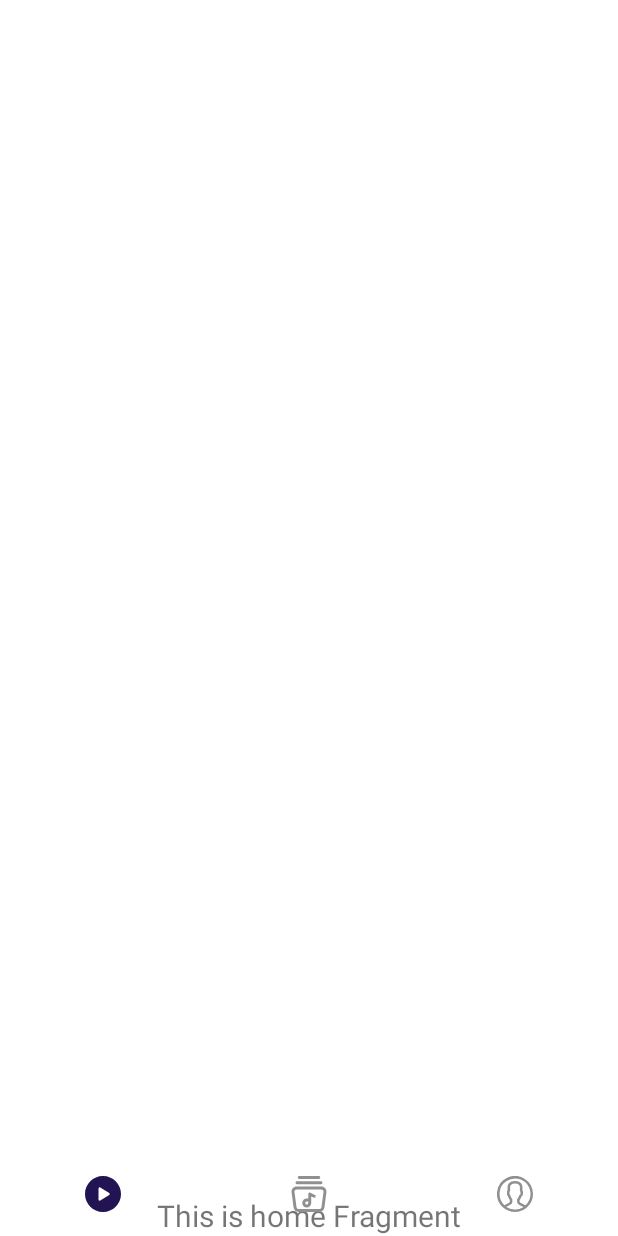
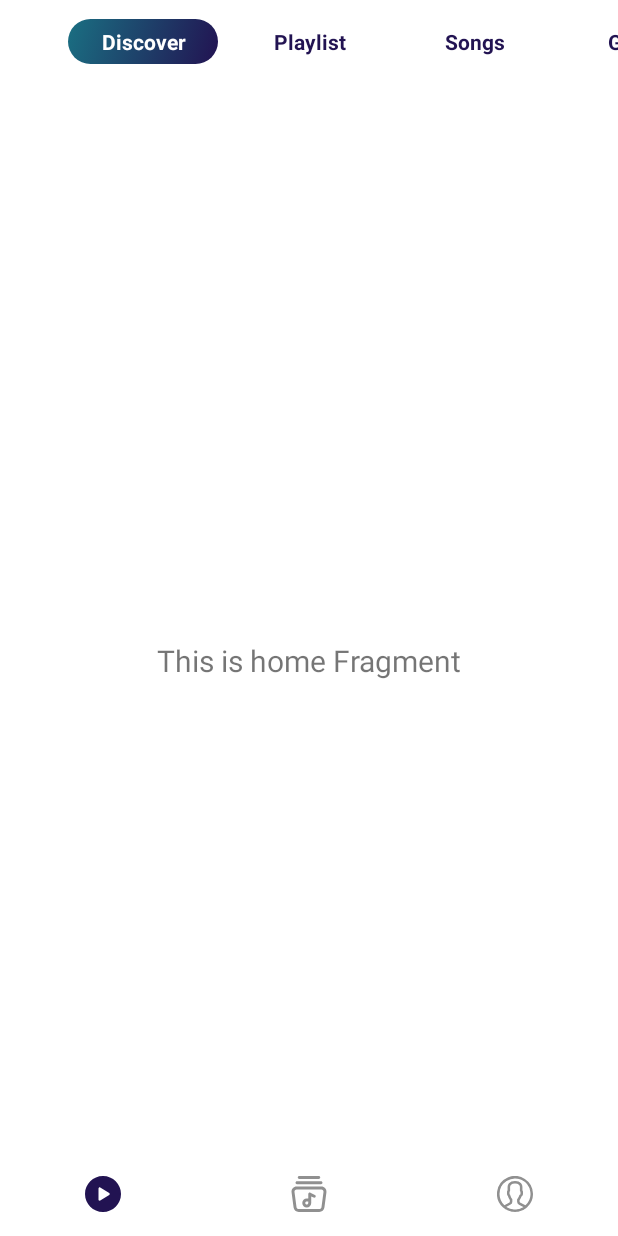
Before and after one commit to huyhieu127/Music-Life, an Android app: the screen it shows after launch (MainActivity), on a phone screen of 412 x 824 dp. Run offline under Robolectric (Android 15) with nearby library versions, the phone set to English and light mode, and no system bars; our stand-ins replace navigation-ui.

Commit message:
Action in tab library

```diff
--- /dev/null
+++ b/app/src/main/java/com/kotlin/musiclife/adapters/TabLibraryAdapter.kt
@@ -0,0 +1,71 @@
+package com.kotlin.musiclife.adapters
+
+import android.content.Context
+import android.view.LayoutInflater
+import android.view.View
+import android.view.ViewGroup
+import android.widget.FrameLayout
+import android.widget.TextView
+import androidx.fragment.app.FragmentActivity
+import androidx.recyclerview.widget.RecyclerView
+import com.kotlin.musiclife.R
+import com.kotlin.musiclife.models.TabLibraryClass
+
+class TabLibraryAdapter(var context: Context, var listTabs: ArrayList<TabLibraryClass>) :
+    RecyclerView.Adapter<TabLibraryAdapter.ViewHolder>() {
+
+    lateinit var listener: OnClickItemListener
+
+    fun setOnClickItemListener(listener: OnClickItemListener) {
+        this.listener = listener
+    }
+
+    class ViewHolder(itemView: View) : RecyclerView.ViewHolder(itemView) {
+        var tvTitle: TextView = itemView.findViewById(R.id.tvTitleTab)
+        var fltab: FrameLayout = itemView.findViewById(R.id.flTab)
+    }
+
+    override fun onCreateViewHolder(parent: ViewGroup, viewType: Int): ViewHolder {
+        return ViewHolder(
+            LayoutInflater.from(parent.context).inflate(
+                R.layout.item_tab_library,
+                parent,
+                false
+            )
+        )
+    }
+
+    override fun getItemCount(): Int {
+        return listTabs.size
+    }
+
+    override fun onBindViewHolder(holder: ViewHolder, position: Int) {
+        holder.tvTitle.text = listTabs[position].title
+        if (listTabs[position].isChecked) {
+            holder.tvTitle.setTextColor(context.getColor(R.color.colorWhite))
+            holder.tvTitle.background = context.getDrawable(R.drawable.bg_gradient)
+        } else {
+            holder.tvTitle.setTextColor(context.getColor(R.color.colorStartGradient))
+            holder.tvTitle.setBackgroundColor(0)
+            holder.tvTitle.setOnClickListener {
+                for (i in 0 until itemCount) {
+                    if (listTabs[i].isChecked) {
+                        listTabs[i].isChecked = false
+                    }
+                }
+                listTabs[position].isChecked = true
+                listener.onClick(position)
+                notifyDataSetChanged()
+            }
+        }
+        if (position == 0) {
+            holder.fltab.setPadding(60, 0, 0, 0)
+        }
+        if (position == itemCount - 1) {
+            holder.fltab.setPadding(0, 0, 60, 0)
+        }
+    }
+    interface OnClickItemListener{
+        fun onClick(position: Int)
+    }
+}
--- a/app/src/main/java/com/kotlin/musiclife/base/BaseFragment.kt
+++ b/app/src/main/java/com/kotlin/musiclife/base/BaseFragment.kt
@@ -12,7 +12,7 @@ import com.kotlin.musiclife.utils.extensions.*
 abstract class BaseFragment : Fragment() {
     protected lateinit var mActivity: BaseActivity
     protected abstract fun getLayoutID(): Int
-    protected abstract fun addControl()
+    protected abstract fun addControl(view: View)
     protected abstract fun addEvent()
 
     override fun onCreateView(
@@ -25,7 +25,7 @@ abstract class BaseFragment : Fragment() {
         if (getLayoutID() > 0) {
             view = inflater.inflate(getLayoutID(), container, false)
             handleBackDevice(view)
-            addControl()
+            addControl(view)
         } else {
             mActivity.showToastLong(getString(R.string.not_found_fragment))
         }
--- /dev/null
+++ b/app/src/main/java/com/kotlin/musiclife/fragments/LibraryFragment.kt
@@ -0,0 +1,82 @@
+package com.kotlin.musiclife.fragments
+
+import android.view.View
+import androidx.lifecycle.Observer
+import androidx.lifecycle.ViewModelProviders
+import androidx.recyclerview.widget.LinearLayoutManager
+import androidx.recyclerview.widget.RecyclerView
+import com.kotlin.musiclife.R
+import com.kotlin.musiclife.adapters.TabLibraryAdapter
+import com.kotlin.musiclife.adapters.TabLibraryAdapter.OnClickItemListener
+import com.kotlin.musiclife.base.BaseFragment
+import com.kotlin.musiclife.models.TabLibraryClass
+import com.kotlin.musiclife.utils.commons.StartSnapHelper
+import com.kotlin.musiclife.utils.extensions.showToastShort
+import com.kotlin.musiclife.viewmodels.LibraryViewModel
+import kotlinx.android.synthetic.main.fragment_library.*
+
+
+class LibraryFragment : BaseFragment() {
+
+    private lateinit var libraryViewModel: LibraryViewModel
+    lateinit var list: ArrayList<TabLibraryClass>
+    lateinit var rcv: RecyclerView
+
+    override fun getLayoutID(): Int {
+        return R.layout.fragment_library
+    }
+
+    override fun addControl(view: View) {
+        initFragment(view)
+        handleViewModel()
+        initRecyclerView()
+    }
+
+    private fun initRecyclerView() {
+        rcv.layoutManager =
+            LinearLayoutManager(mActivity, LinearLayoutManager.HORIZONTAL, false)
+        rcv.setHasFixedSize(true)
+        val adapter = TabLibraryAdapter(mActivity, list)
+        rcv.adapter = adapter
+        adapter.setOnClickItemListener(object : OnClickItemListener {
+            override fun onClick(position: Int) {
+                if (position > 1) {
+                    rcv.smoothScrollToPosition(adapter.itemCount)
+                } else {
+                    rcv.smoothScrollToPosition(0)
+                }
+            }
+        })
+        StartSnapHelper().attachToRecyclerView(rcv)
+
+    }
+
+    private fun initFragment(view: View) {
+        rcv = view.findViewById(R.id.rcvTabLibrary) as RecyclerView
+        list = ArrayList()
+        libraryViewModel = ViewModelProviders.of(this).get(LibraryViewModel::class.java)
+
+    }
+
+    private fun handleViewModel() {
+        libraryViewModel.getListTab().observe(this, Observer<ArrayList<TabLibraryClass>> {
+            list = it
+            rcv.adapter!!.notifyDataSetChanged()
+        });
+        libraryViewModel.text.observe(this, Observer {
+            text_home.text = it
+        })
+    }
+
+    override fun addEvent() {
+        list.add(TabLibraryClass("Discover", true))
+        list.add(TabLibraryClass("Playlist", false))
+        list.add(TabLibraryClass("Songs", false))
+        list.add(TabLibraryClass("Genres", false))
+        libraryViewModel.addListTab(list)
+    }
+
+    override fun onBackFragment() {
+        mActivity.showToastShort(getString(R.string.text_exit_app))
+    }
+}
--- a/app/src/main/java/com/kotlin/musiclife/fragments/SubscriptionsFragment.kt
+++ /dev/null
@@ -1,31 +0,0 @@
-package com.kotlin.musiclife.fragments
-
-import androidx.lifecycle.Observer
-import androidx.lifecycle.ViewModelProviders
-import com.kotlin.musiclife.R
-import com.kotlin.musiclife.base.BaseFragment
-import com.kotlin.musiclife.utils.extensions.showToastShort
-import com.kotlin.musiclife.viewmodels.SubscriptionsViewModel
-import kotlinx.android.synthetic.main.fragment_subscriptions.*
-
-class SubscriptionsFragment : BaseFragment() {
-
-    private lateinit var subscriptionsViewModel: SubscriptionsViewModel
-    override fun getLayoutID(): Int {
-        return R.layout.fragment_subscriptions
-    }
-
-    override fun addControl() {
-        subscriptionsViewModel = ViewModelProviders.of(this).get(SubscriptionsViewModel::class.java)
-        subscriptionsViewModel.text.observe(this, Observer {
-            text_home.text = it
-        })
-    }
-
-    override fun addEvent() {
-    }
-
-    override fun onBackFragment() {
-        mActivity.showToastShort(getString(R.string.text_exit_app))
-    }
-}
--- /dev/null
+++ b/app/src/main/java/com/kotlin/musiclife/models/TabLibraryClass.kt
@@ -0,0 +1,3 @@
+package com.kotlin.musiclife.models
+
+class TabLibraryClass(var title: String, var isChecked: Boolean)
--- /dev/null
+++ b/app/src/main/java/com/kotlin/musiclife/utils/commons/StartSnapHelper.kt
@@ -0,0 +1,95 @@
+package com.kotlin.musiclife.utils.commons
+
+import android.view.View
+import androidx.annotation.Nullable
+import androidx.recyclerview.widget.LinearLayoutManager
+import androidx.recyclerview.widget.LinearSnapHelper
+import androidx.recyclerview.widget.OrientationHelper
+import androidx.recyclerview.widget.RecyclerView
+
+
+class StartSnapHelper : LinearSnapHelper() {
+    private var mVerticalHelper: OrientationHelper? = null
+    private var mHorizontalHelper: OrientationHelper? = null
+    @Throws(IllegalStateException::class)
+    override fun attachToRecyclerView(@Nullable recyclerView: RecyclerView?) {
+        super.attachToRecyclerView(recyclerView)
+    }
+
+    override fun calculateDistanceToFinalSnap(
+        layoutManager: RecyclerView.LayoutManager,
+        targetView: View
+    ): IntArray {
+        val out = IntArray(2)
+        if (layoutManager.canScrollHorizontally()) {
+            out[0] = distanceToStart(targetView, getHorizontalHelper(layoutManager))
+        } else {
+            out[0] = 0
+        }
+        if (layoutManager.canScrollVertically()) {
+            out[1] = distanceToStart(targetView, getVerticalHelper(layoutManager))
+        } else {
+            out[1] = 0
+        }
+        return out
+    }
+
+    override fun findSnapView(layoutManager: RecyclerView.LayoutManager): View? {
+        return if (layoutManager is LinearLayoutManager) {
+            if (layoutManager.canScrollHorizontally()) {
+                getStartView(layoutManager, getHorizontalHelper(layoutManager))
+            } else {
+                getStartView(layoutManager, getVerticalHelper(layoutManager))
+            }
+        } else super.findSnapView(layoutManager)
+    }
+
+    private fun distanceToStart(targetView: View, helper: OrientationHelper?): Int {
+        return helper!!.getDecoratedStart(targetView) - helper.startAfterPadding
+    }
+
+    private fun getStartView(
+        layoutManager: RecyclerView.LayoutManager,
+        helper: OrientationHelper?
+    ): View? {
+        if (layoutManager is LinearLayoutManager) {
+            val firstChild =
+                layoutManager.findFirstVisibleItemPosition()
+            val isLastItem = (layoutManager
+                .findLastCompletelyVisibleItemPosition()
+                    == layoutManager.getItemCount() - 1)
+            if (firstChild == RecyclerView.NO_POSITION || isLastItem) {
+                return null
+            }
+            val child: View? = layoutManager.findViewByPosition(firstChild)
+            return if (helper!!.getDecoratedEnd(child) >= helper.getDecoratedMeasurement(child) / 2
+                && helper.getDecoratedEnd(child) > 0
+            ) {
+                child
+            } else {
+                if (layoutManager.findLastCompletelyVisibleItemPosition()
+                    == layoutManager.getItemCount() - 1
+                ) {
+                    null
+                } else {
+                    layoutManager.findViewByPosition(firstChild + 1)
+                }
+            }
+        }
+        return super.findSnapView(layoutManager)
+    }
+
+    private fun getVerticalHelper(layoutManager: RecyclerView.LayoutManager): OrientationHelper? {
+        if (mVerticalHelper == null) {
+            mVerticalHelper = OrientationHelper.createVerticalHelper(layoutManager)
+        }
+        return mVerticalHelper
+    }
+
+    private fun getHorizontalHelper(layoutManager: RecyclerView.LayoutManager): OrientationHelper? {
+        if (mHorizontalHelper == null) {
+            mHorizontalHelper = OrientationHelper.createHorizontalHelper(layoutManager)
+        }
+        return mHorizontalHelper
+    }
+}
--- /dev/null
+++ b/app/src/main/java/com/kotlin/musiclife/viewmodels/LibraryViewModel.kt
@@ -0,0 +1,24 @@
+package com.kotlin.musiclife.viewmodels
+
+import androidx.lifecycle.LiveData
+import androidx.lifecycle.MutableLiveData
+import androidx.lifecycle.ViewModel
+import com.kotlin.musiclife.models.TabLibraryClass
+
+class LibraryViewModel : ViewModel() {
+
+    private val _text = MutableLiveData<String>().apply {
+        value = "This is home Fragment"
+    }
+
+    val text: LiveData<String> = _text
+    val listTabs = MutableLiveData<ArrayList<TabLibraryClass>>()
+
+    fun addListTab(listInput: ArrayList<TabLibraryClass>) {
+        listTabs.value = listInput
+    }
+
+    fun getListTab(): LiveData<ArrayList<TabLibraryClass>> {
+        return listTabs
+    }
+}
--- a/app/src/main/java/com/kotlin/musiclife/viewmodels/SubscriptionsViewModel.kt
+++ /dev/null
@@ -1,13 +0,0 @@
-package com.kotlin.musiclife.viewmodels
-
-import androidx.lifecycle.LiveData
-import androidx.lifecycle.MutableLiveData
-import androidx.lifecycle.ViewModel
-
-class SubscriptionsViewModel : ViewModel() {
-
-    private val _text = MutableLiveData<String>().apply {
-        value = "This is home Fragment"
-    }
-    val text: LiveData<String> = _text
-}
--- a/app/src/main/res/drawable/bg_gradient.xml
+++ b/app/src/main/res/drawable/bg_gradient.xml
@@ -2,7 +2,7 @@
     <item>
         <shape>
             <gradient
-                android:angle="-45"
+                android:angle="135"
                 android:endColor="@color/colorEndGradient"
                 android:startColor="@color/colorStartGradient" />
         </shape>
--- a/app/src/main/res/layout/fragment_subscriptions.xml
+++ b/app/src/main/res/layout/fragment_library.xml
@@ -6,7 +6,7 @@
     android:background="@color/colorWhite">
 
     <androidx.recyclerview.widget.RecyclerView
-        android:id="@+id/rcvTabHome"
+        android:id="@+id/rcvTabLibrary"
         android:layout_width="match_parent"
         android:layout_height="wrap_content"
         app:layout_constraintEnd_toEndOf="parent"
@@ -25,5 +25,5 @@
         app:layout_constraintEnd_toEndOf="parent"
         app:layout_constraintHorizontal_bias="1.0"
         app:layout_constraintStart_toStartOf="parent"
-        app:layout_constraintTop_toBottomOf="@+id/recyclerView" />
+        app:layout_constraintTop_toBottomOf="@+id/rcvTabLibrary" />
 </androidx.constraintlayout.widget.ConstraintLayout>
--- /dev/null
+++ b/app/src/main/res/layout/item_tab_library.xml
@@ -0,0 +1,28 @@
+<?xml version="1.0" encoding="utf-8"?>
+<FrameLayout xmlns:android="http://schemas.android.com/apk/res/android"
+    xmlns:app="http://schemas.android.com/apk/res-auto"
+    android:id="@+id/flTab"
+    android:layout_width="wrap_content"
+    android:layout_height="?actionBarSize">
+
+    <androidx.cardview.widget.CardView
+        android:layout_width="wrap_content"
+        android:layout_height="wrap_content"
+        android:layout_gravity="center"
+        android:layout_marginStart="@dimen/size_5dp"
+        android:layout_marginEnd="@dimen/size_5dp"
+        android:orientation="vertical"
+        app:cardCornerRadius="@dimen/space_15dp"
+        app:cardElevation="0dp">
+
+        <TextView
+            android:textStyle="bold"
+            android:id="@+id/tvTitleTab"
+            android:layout_width="100dp"
+            android:layout_height="@dimen/size_30dp"
+            android:background="@drawable/bg_gradient"
+            android:gravity="center"
+            android:text="@string/textview"
+            android:textColor="@color/colorWhite" />
+    </androidx.cardview.widget.CardView>
+</FrameLayout>
--- a/app/src/main/res/navigation/mobile_navigation.xml
+++ b/app/src/main/res/navigation/mobile_navigation.xml
@@ -7,9 +7,9 @@
 
     <fragment
         android:id="@+id/navigation_home"
-        android:name="com.kotlin.musiclife.fragments.SubscriptionsFragment"
+        android:name="com.kotlin.musiclife.fragments.LibraryFragment"
         android:label="@string/title_home"
-        tools:layout="@layout/fragment_subscriptions" />
+        tools:layout="@layout/fragment_library" />
 
     <fragment
         android:id="@+id/navigation_dashboard"
--- a/app/src/main/res/values/dimens.xml
+++ b/app/src/main/res/values/dimens.xml
@@ -6,4 +6,6 @@
     <dimen name="space_15dp">15dp</dimen>
     <dimen name="space_18dp">18dp</dimen>
     <dimen name="space_3dp">3dp</dimen>
+    <dimen name="size_30dp">30dp</dimen>
+    <dimen name="size_5dp">5dp</dimen>
 </resources>
--- a/app/src/main/res/values/strings.xml
+++ b/app/src/main/res/values/strings.xml
@@ -10,4 +10,5 @@
     <string name="text_exit_app">Double click on the back key to exit</string>
     <string name="not_found_fragment">Not found layout this fragment!</string>
     <string name="not_found_activity">Not found layout this activity!</string>
+    <string name="textview">TextView</string>
 </resources>
```
